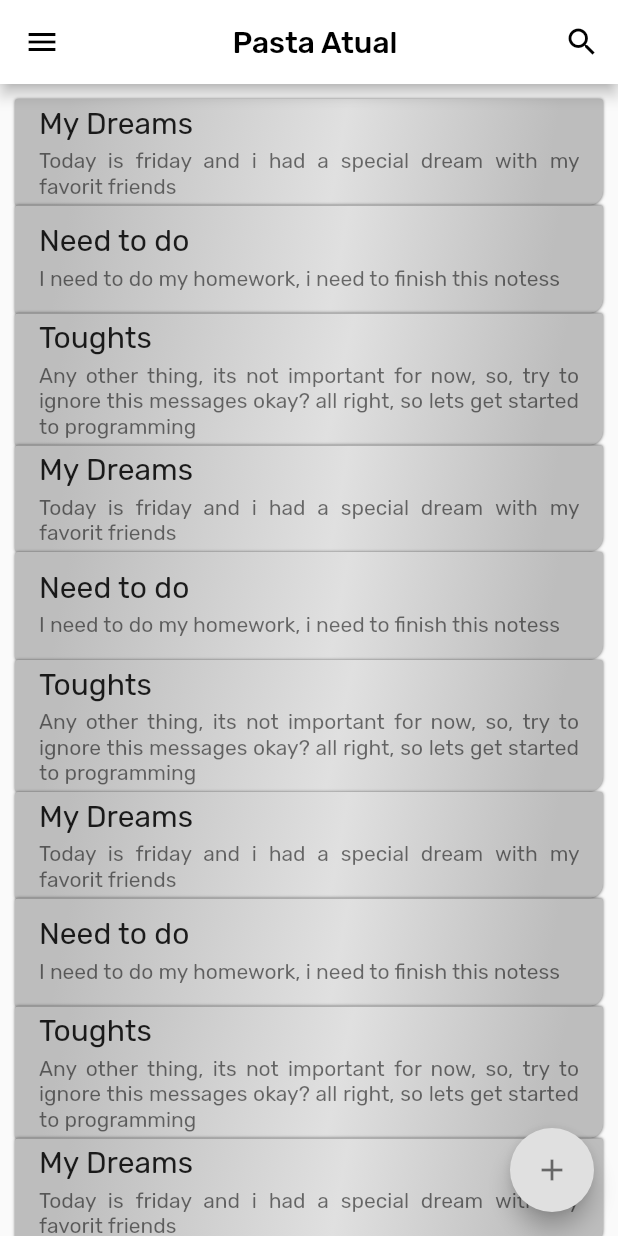
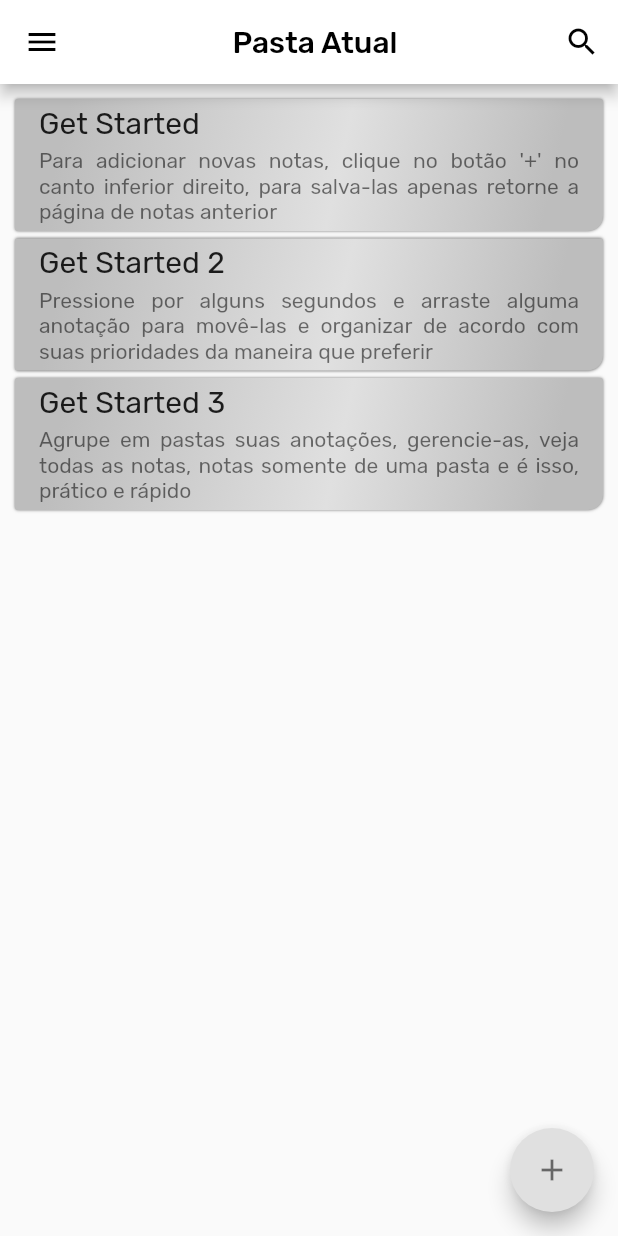
Before and after one commit to Brunobrlk/modest_notes, a Flutter app: the screen it shows after launch, on a phone screen of 412 x 824 dp. Run offline on Flutter 3.47's test engine with Material 2 defaults, Android fonts, the phone set to English and light mode, and no system bars; our stand-ins replace google_fonts.

Commit message:
atualizar, remover nota, fixed bug change note

```diff
--- a/lib/src/app/Home/home_page.dart
+++ b/lib/src/app/Home/home_page.dart
@@ -36,8 +36,12 @@ class _HomePageState extends State<HomePage> {
         ),
         body: _reorderableListView(context, controller.allNotes),
         floatingActionButton: FloatingActionButton(
-          onPressed: () {
-            Navigator.pushNamed(context, AppRoutes.WRITE);
+          onPressed: () async {
+            print('Esperando nova nota!');
+            await Navigator.pushNamed(context, AppRoutes.WRITE, arguments: null);
+            setState(() {
+              print('Atualizando a lista...');
+            });
           },
           child: Icon(
             Icons.add,
@@ -166,34 +170,17 @@ class _HomePageState extends State<HomePage> {
 
       if(oldIndex<newIndex){
         newIndex-=1;
-      }else{
-        print('New: $newIndex Old: $oldIndex');
-        newIndex+=oldIndex;
-        oldIndex=newIndex-oldIndex;
-        newIndex-=oldIndex;
-        print('New: $newIndex Old: $oldIndex');
-
       }
-      print('old: $oldIndex new: $newIndex:');
-      Note x = allNotes[newIndex];
-
-      allNotes.removeAt(newIndex);
-      allNotes.insert(newIndex, allNotes[oldIndex]);
-      allNotes[oldIndex].id=newIndex;
-
+      Note x = allNotes[oldIndex];
       allNotes.removeAt(oldIndex);
-      allNotes.insert(oldIndex, x);
-      x.id=oldIndex;
-      print("\n\n=====listNotes:====\n");
-      for(final c in allNotes){
-        print('${c.title} ${c.id}\n');
-      }
+      allNotes.insert(newIndex, x);
     }
     return ReorderableListView(
       padding: EdgeInsets.all(10),
       children: [
         for (final note in allNotes)
           Container(
+            margin: EdgeInsets.only(bottom:5),
             key: ValueKey(note),
               decoration: BoxDecoration(
                 gradient: LinearGradient(
@@ -219,8 +206,11 @@ class _HomePageState extends State<HomePage> {
               child: FlatButton(
                   onPressed: () async {
                     print(note.id);
-                    Navigator.pushNamed(context, AppRoutes.WRITE,
-                        arguments: note.id);
+                    await Navigator.pushNamed(context, AppRoutes.WRITE,
+                        arguments: note);
+                    setState(() {
+                      print('Atualizando');
+                    });
                   },
                   child: ListTile(
                     contentPadding: EdgeInsets.all(0),
@@ -251,73 +241,4 @@ class _HomePageState extends State<HomePage> {
       }
     );
   }
-
- /*  Widget _buildNotes(List<Note> allNotes) {
-    return ListView.builder(
-      padding: EdgeInsets.all(10),
-      itemCount: allNotes.length,
-      itemBuilder: (BuildContext context, int index) {
-        return Column(
-          children: [
-            Container(
-              decoration: BoxDecoration(
-                gradient: LinearGradient(
-                  begin: Alignment.topLeft,
-                  end: Alignment.bottomRight,
-                  stops: [0.09, 0.55, 0.9],
-                  colors: [
-                    Colors.grey[400],
-                    Colors.grey[300],
-                    Colors.grey[400]
-                  ],
-                ),
-                boxShadow: [
-                BoxShadow(color: Colors.black54, blurRadius: 1)
-                ],
-                borderRadius: BorderRadius.only(
-                  bottomRight: Radius.circular(10),
-                  topLeft: Radius.circular(2),
-                  topRight: Radius.circular(2),
-                  bottomLeft: Radius.circular(2),
-                ),
-              ),
-              child: Padding(
-                padding: const EdgeInsets.only(bottom: 10),
-                child: FlatButton(
-                  onPressed: () async {
-                    print(index);
-                    Navigator.pushNamed(context, AppRoutes.WRITE,
-                        arguments: index);
-                  },
-                  child: ListTile(
-                    contentPadding: EdgeInsets.all(0),
-                    title: Expanded(
-                      child: Text(
-                        '${allNotes[index].title}',
-                        maxLines: 1,
-                        style: GoogleFonts.getFont('Rubik', fontSize: 20,color: Colors.black87)
-                      ),
-                    ),
-                    subtitle: Padding(
-                      padding: const EdgeInsets.only(top: 5),
-                      child: Text(
-                        allNotes[index].content,
-                        textAlign: TextAlign.justify,
-                        maxLines: 3,
-                        style: GoogleFonts.getFont('Rubik')
-                      ),
-                    ),
-                    //trailing:
-                  ),
-                ),
-              ),
-            ),
-            //Divider(),
-            SizedBox(height: 10,),
-          ],
-        );
-      },
-    );
-  }
- */
 }
--- a/lib/src/controllers/controller.dart
+++ b/lib/src/controllers/controller.dart
@@ -5,64 +5,23 @@ class Controller {
   List<Note> allNotes = [
     Note(
       id: 0,
-        title: 'My Dreams',
+      title: 'Get Started',
       content:
-            'Today is friday and i had a special dream with my favorit friends'),
+          'Para adicionar novas notas, clique no botão \'+\' no canto inferior direito, para salva-las apenas retorne a página de notas anterior',
+    ),
     Note(
       id: 1,
-        title: 'Need to do',
-        content: 'I need to do my homework, i need to finish this notess',
-        isFixed: true),
+      title: 'Get Started 2',
+      content:
+          'Pressione por alguns segundos e arraste alguma anotação para movê-las e organizar de acordo com suas prioridades da maneira que preferir',
+    ),
     Note(
       id: 2,
-        title: 'Toughts',
+      title: 'Get Started 3',
       content:
-            'Any other thing, its not important for now, so, try to ignore this messages okay? all right, so lets get started to programming'),
-            Note(
-                id: 3,
-        title: 'My Dreams',
-        content:
-            'Today is friday and i had a special dream with my favorit friends'),
-    Note(
-        id: 4,
-        title: 'Need to do',
-        content: 'I need to do my homework, i need to finish this notess',
-        isFixed: true),
-    Note(
-        id: 5,
-        title: 'Toughts',
-        content:
-            'Any other thing, its not important for now, so, try to ignore this messages okay? all right, so lets get started to programming'),
-            Note(
-                id: 6,
-        title: 'My Dreams',
-        content:
-            'Today is friday and i had a special dream with my favorit friends'),
-    Note(
-        id: 7,
-        title: 'Need to do',
-        content: 'I need to do my homework, i need to finish this notess',
-        isFixed: true),
-    Note(
-        id: 8,
-        title: 'Toughts',
-        content:
-            'Any other thing, its not important for now, so, try to ignore this messages okay? all right, so lets get started to programming'),
-            Note(
-                id: 9,
-        title: 'My Dreams',
-        content:
-            'Today is friday and i had a special dream with my favorit friends'),
-    Note(
-        id: 10,
-        title: 'Need to do',
-        content: 'I need to do my homework, i need to finish this notess',
-        isFixed: true),
-    Note(
-        id: 11,
-        title: 'Toughts',
-        content:
-            'Any other thing, its not important for now, so, try to ignore this messages okay? all right, so lets get started to programming'),
+          'Agrupe em pastas suas anotações, gerencie-as, veja todas as notas, notas somente de uma pasta e é isso, prático e rápido',
+    ),
+
   ];
 
   List<Categories> allCategories = [
@@ -73,14 +32,25 @@ class Controller {
     Categories(name: 'Flutter', amount: 2, isFavorit: true),
   ];
 
-  addNote(Note note){
+  addNote(Note note) {
+    print('entrou controller');
+    if (note.id == null) {
+      note.id = allNotes.length;
+      print(note.id);
+    }
     allNotes.add(note);
   }
-  removeNote(Note note){
+
+  removeNote(Note note) {
     allNotes.remove(note);
+    print('removeu');
   }
-  updateNote(String title, String content, int index){
+
+  updateNote(String title, String content, int index) {
+    if (index >= 0) {
+      print('index: $index');
       allNotes[index].title = title;
       allNotes[index].content = content;
     }
   }
+}
```
Also changed, not shown: lib/src/app/Write/write_page.dart (+59 -26 lines). Lines whose indentation alone changed are shown as unchanged.
